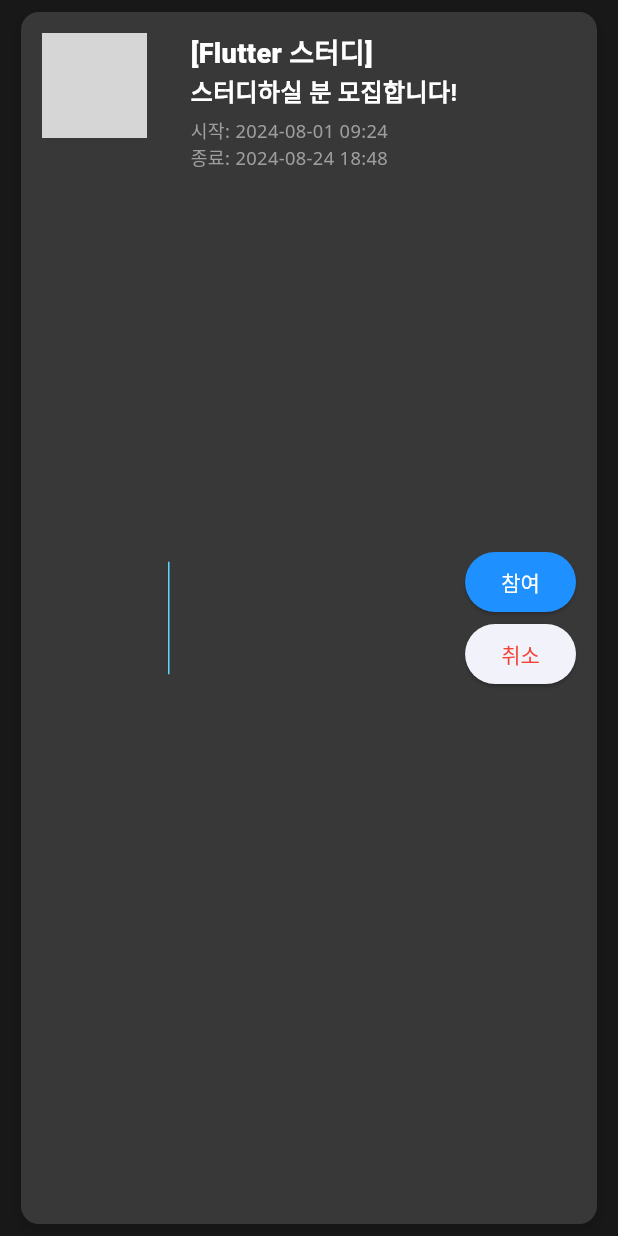
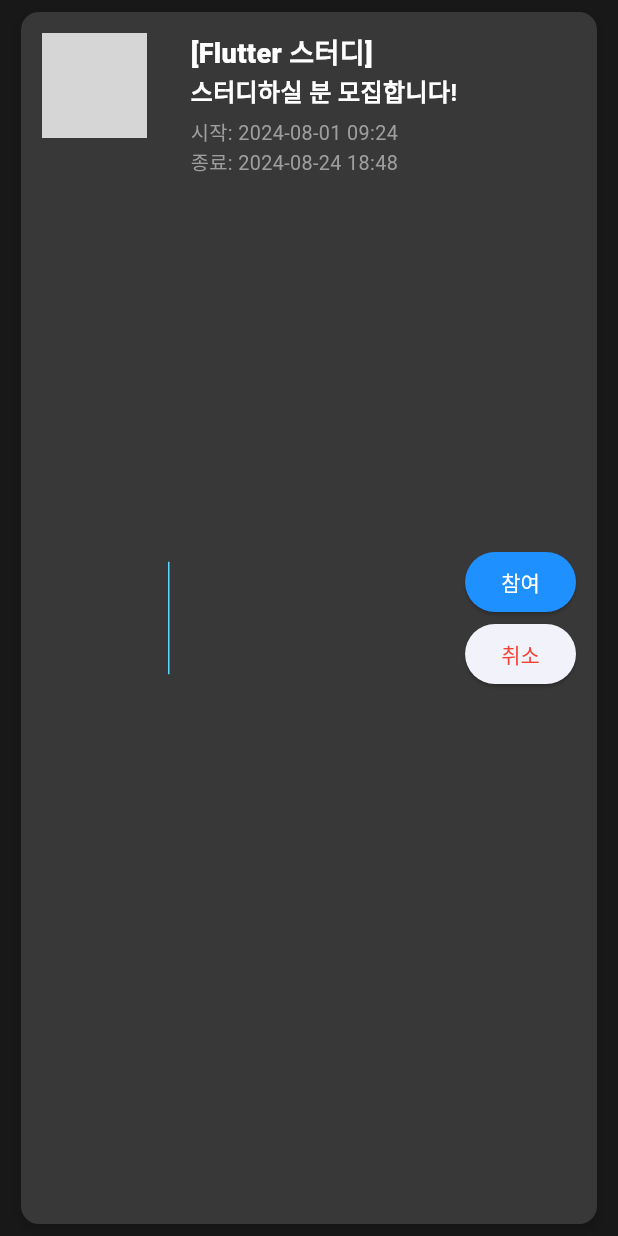
Before and after one commit to jhdo-dev/elice-1st-topkon, a Flutter app: the ChatRoom widget shown alone on an empty page, opened directly, on a phone screen of 412 x 824 dp. Run offline on Flutter 3.47's test engine with Material 3 defaults, Android fonts, the phone set to English and light mode, and no system bars; our stand-ins replace bloc, dartz, dio, equatable, flutter_bloc, flutter_screenutil and 5 more; accounts and stored records are empty; grey boxes are pictures that could not be loaded.

Commit message:
fix: 방목록 시작/종료일 fontsize 반응형 수정

```diff
--- a/alarm_front/lib/presentation/pages/room_list/widgets/chat_room.dart
+++ b/alarm_front/lib/presentation/pages/room_list/widgets/chat_room.dart
@@ -1,8 +1,8 @@
 import 'package:alarm_front/config/colors.dart';
-import 'package:alarm_front/config/text_styles.dart';
 import 'package:alarm_front/presentation/bloc/room/room_bloc.dart';
 import 'package:flutter/material.dart';
 import 'package:flutter_bloc/flutter_bloc.dart';
+import 'package:flutter_screenutil/flutter_screenutil.dart';
 import 'package:go_router/go_router.dart';
 import 'package:shared_preferences/shared_preferences.dart';
 
@@ -104,10 +104,20 @@ class _ChatRoomState extends State<ChatRoom> {
                   ),
                 ),
                 const SizedBox(height: 5.0),
-                Text('시작: ${widget.roomStartDate}',
-                    style: TextStyles.smallText.copyWith(color: Colors.grey)),
-                Text('종료: ${widget.roomEndDate}',
-                    style: TextStyles.smallText.copyWith(color: Colors.grey)),
+                Text(
+                  '시작: ${widget.roomStartDate}',
+                  style: TextStyle(
+                    fontSize: 13.sp,
+                    color: Colors.grey,
+                  ),
+                ),
+                Text(
+                  '종료: ${widget.roomEndDate}',
+                  style: TextStyle(
+                    fontSize: 13.sp,
+                    color: Colors.grey,
+                  ),
+                ),
               ],
             ),
           ),
```
